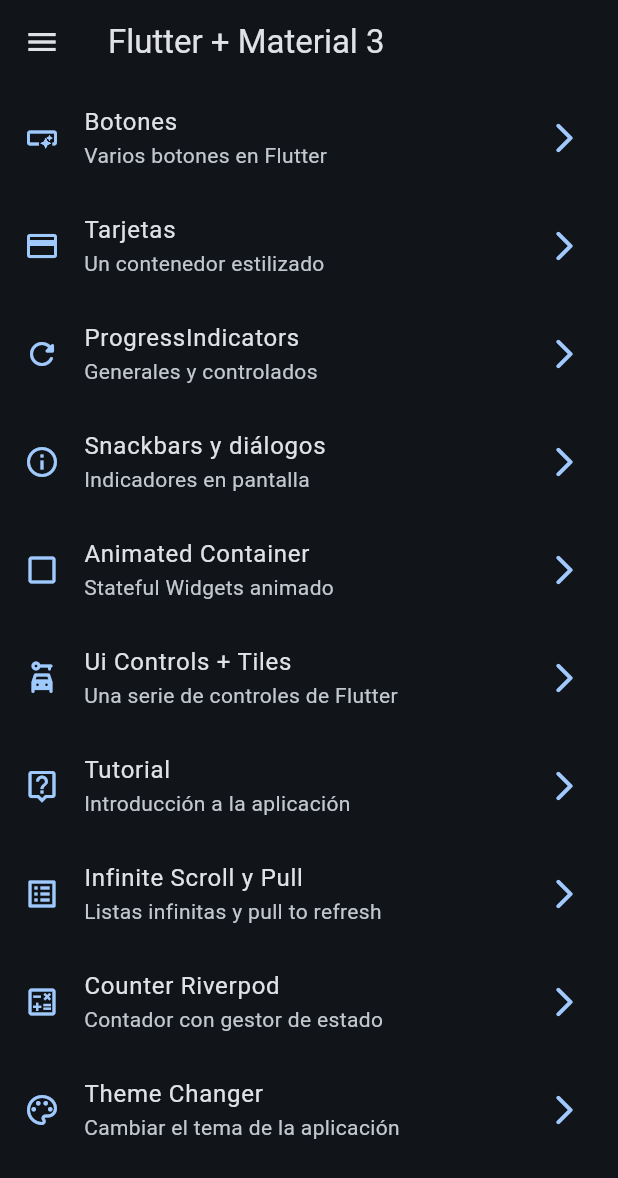
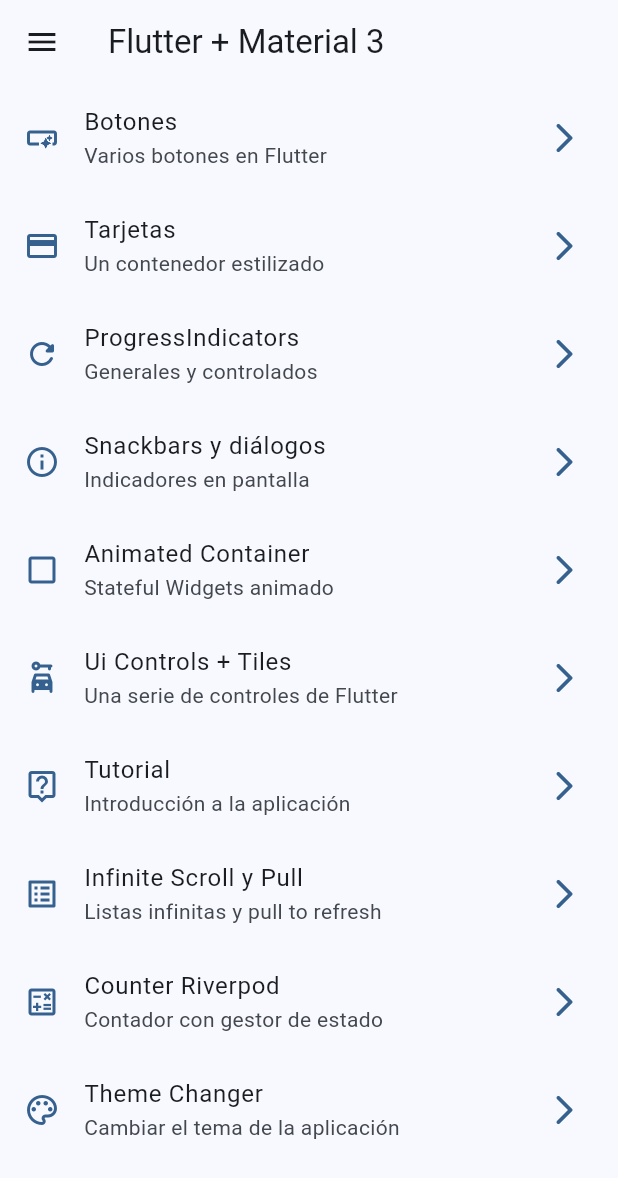
Before and after one commit to Oved/WidgetsApp, a Flutter app: the screen it shows after launch, on a phone screen of 412 x 824 dp. Shown: the top 1178 px of the screen. Run offline on Flutter 3.47's test engine with Material 2 defaults, Android fonts, the phone set to English and light mode, and no system bars; our stand-ins replace animate_do, flutter_riverpod, go_router.

Commit message:
Se termina la app, se implementa nueva manera de modificar el tema y color con Riverpod

```diff
--- a/lib/config/theme/app_theme.dart
+++ b/lib/config/theme/app_theme.dart
@@ -30,4 +30,8 @@ class AppTheme {
       appBarTheme: const AppBarTheme(
         centerTitle: false,
       ));
+
+  AppTheme copyWith({int? selectedColor, bool? isDarkmode}) => AppTheme(
+      selectedColor: selectedColor ?? this.selectedColor,
+      isDarkmode: isDarkmode ?? this.isDarkmode);
 }
--- a/lib/main.dart
+++ b/lib/main.dart
@@ -14,13 +14,14 @@ class MainApp extends ConsumerWidget {
 
   @override
   Widget build(BuildContext context, WidgetRef ref) {
-    final bool isDarkmode = ref.watch(isDarkModeProvider);
-    final int selectedColor = ref.watch(selectedColorProvider);
+    //final bool isDarkmode = ref.watch(isDarkModeProvider);
+    //final int selectedColor = ref.watch(selectedColorProvider);
+    final AppTheme appTheme = ref.watch(themeNotifierProvider);
+
     return MaterialApp.router(
       title: 'Flutter Widgets',
       routerConfig: appRouter,
-      theme: AppTheme(selectedColor: selectedColor, isDarkmode: isDarkmode)
-          .getTheme(),
+      theme: appTheme.getTheme(),
       debugShowCheckedModeBanner: false,
     );
   }
--- a/lib/presentation/provider/theme_provider.dart
+++ b/lib/presentation/provider/theme_provider.dart
@@ -8,3 +8,22 @@ final isDarkModeProvider = StateProvider<bool>((ref) => true);
 final colorListProvider = Provider((ref) => colorList);
 
 final selectedColorProvider = StateProvider((ref) => 0);
+
+//Un objeto de tipo AppTheme (custom)
+
+final themeNotifierProvider =
+    StateNotifierProvider<ThemeNotifier, AppTheme>((ref) => ThemeNotifier());
+
+//controller o notifier
+class ThemeNotifier extends StateNotifier<AppTheme> {
+  // STATE = Estado = new AppTheme()
+  ThemeNotifier() : super(AppTheme());
+
+  void toggleDarkmode() {
+    state = state.copyWith(isDarkmode: !state.isDarkmode);
+  }
+
+  void changeColorIndex(int colorIndex) {
+    state = state.copyWith(selectedColor: colorIndex);
+  }
+}
```
Also changed, not shown: lib/presentation/screens/theme_changer/theme_changer_screen.dart (+6 -5 lines).
